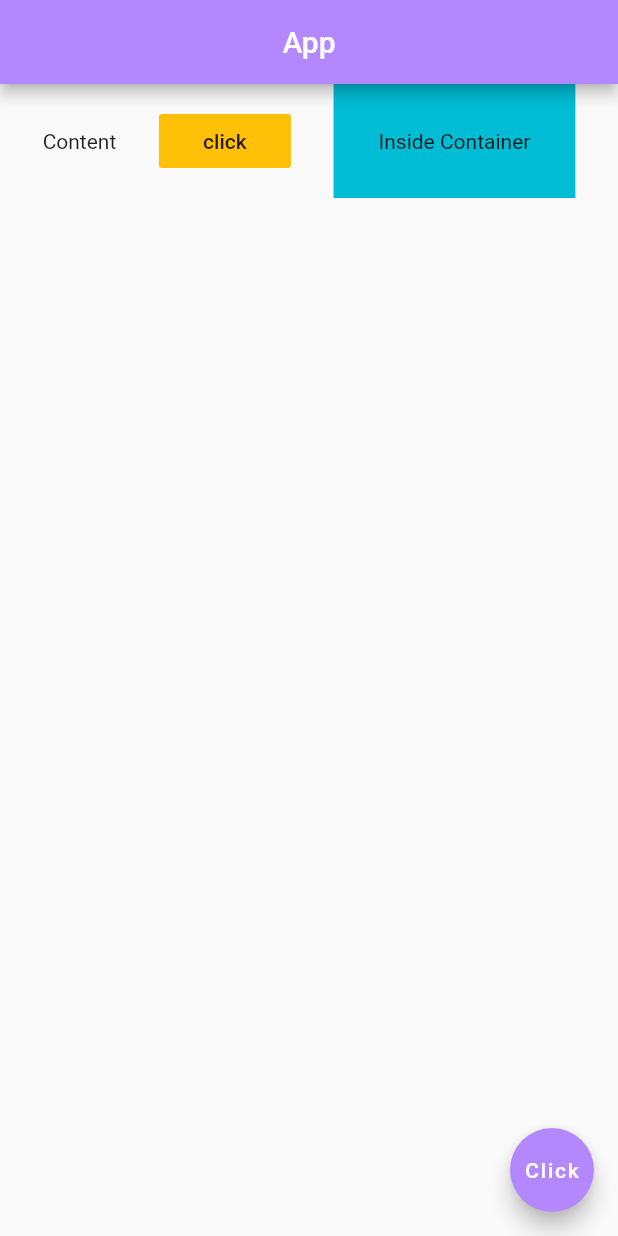
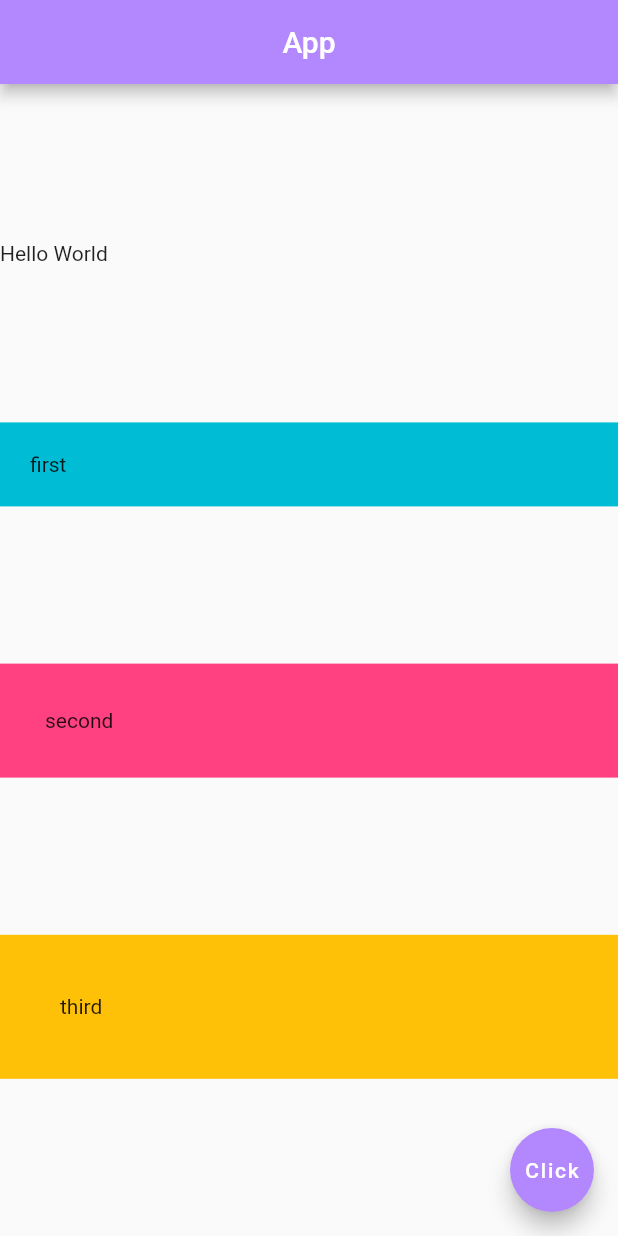
Before and after one commit to KeithChasen/simple-flutter-app, a Flutter app: the screen it shows after launch, on a phone screen of 412 x 824 dp. Run offline on Flutter 3.47's test engine with Material 2 defaults, Android fonts, the phone set to English and light mode, and no system bars.

Commit message:
using columns in body

```diff
--- a/lib/main.dart
+++ b/lib/main.dart
@@ -13,20 +13,30 @@ class Home extends StatelessWidget {
         centerTitle: true,
         backgroundColor: Colors.deepPurpleAccent[100],
       ),
-      body: Row(
+      body: Column(
         mainAxisAlignment: MainAxisAlignment.spaceEvenly,
-        crossAxisAlignment: CrossAxisAlignment.center,
+        crossAxisAlignment: CrossAxisAlignment.stretch,
         children: <Widget>[
-          Text('Content'),
-          FlatButton(
-            onPressed: (){},
-            color: Colors.amber,
-            child: Text('click'),
+          Row(
+            children: <Widget>[
+              Text('Hello'),
+              Text(' World'),
+            ],
           ),
           Container(
+            padding: EdgeInsets.all(20),
             color: Colors.cyan,
+            child: Text('first'),
+          ),
+          Container(
             padding: EdgeInsets.all(30),
-            child: Text('Inside Container'),
+            color: Colors.pinkAccent,
+            child: Text('second'),
+          ),
+          Container(
+            padding: EdgeInsets.all(40),
+            color: Colors.amber,
+            child: Text('third'),
           )
         ],
       ),
```
